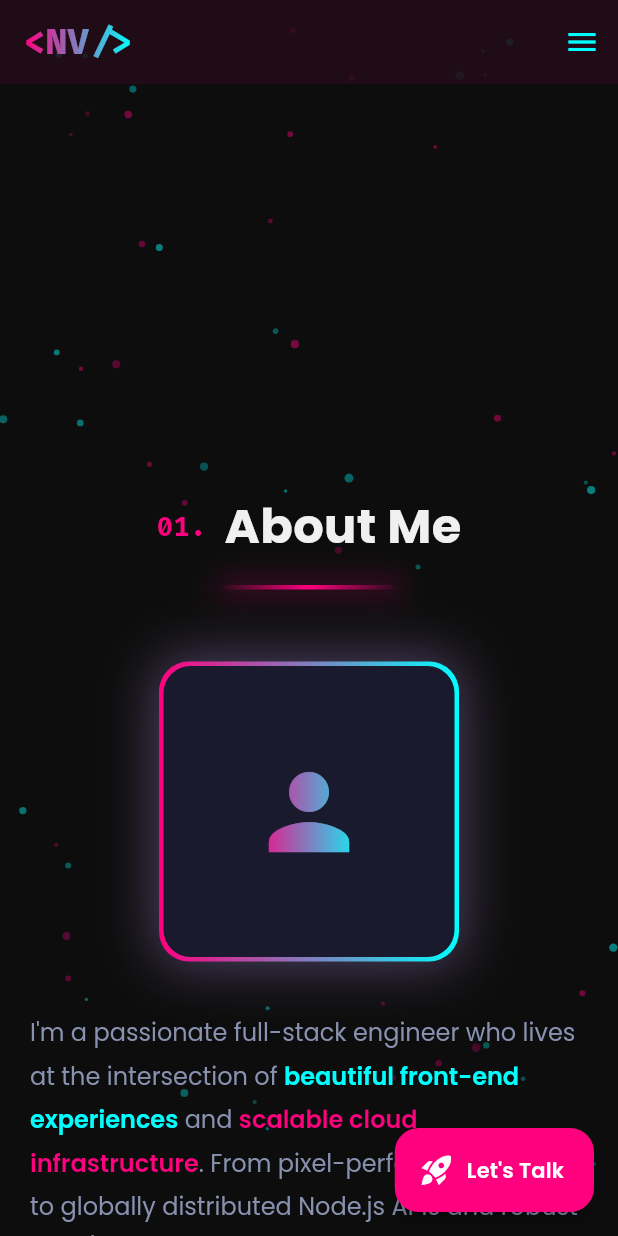
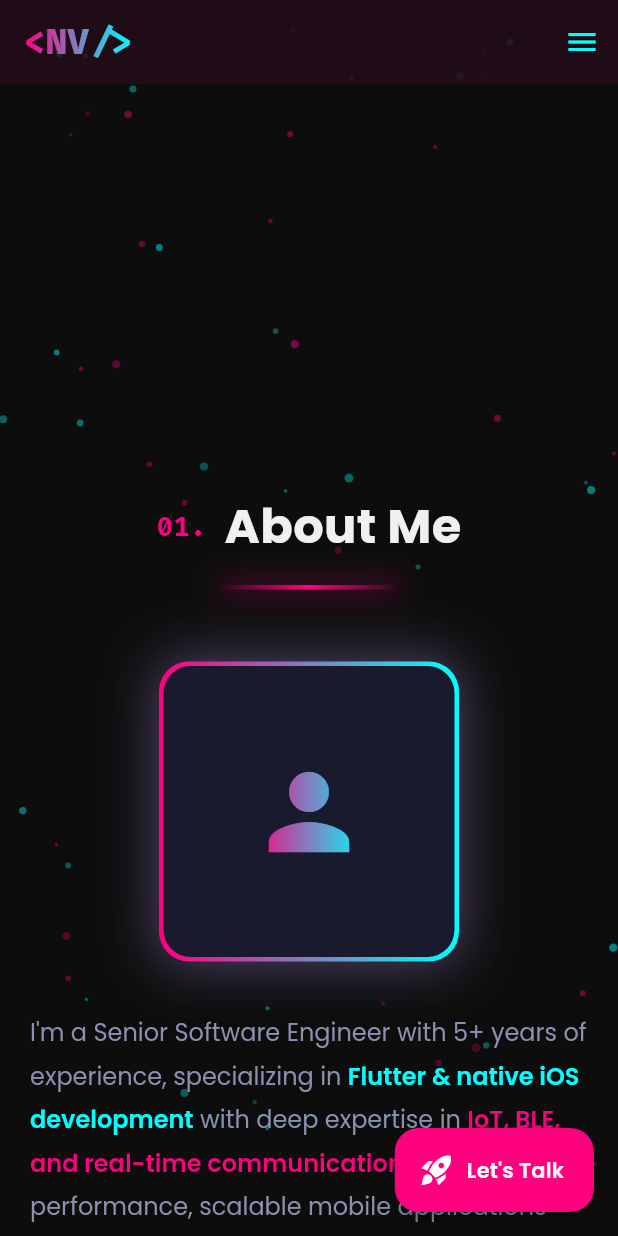
Before and after one commit to nanduviswanathan/portfolio, a Flutter app: the screen it shows after launch, scrolled down 576 dp, on a phone screen of 412 x 824 dp. Run offline on Flutter 3.47's test engine with Material 3 defaults, Android fonts, the phone set to English and light mode, and no system bars; our stand-ins replace animated_text_kit, font_awesome_flutter, google_fonts.

Commit message:
Update portfolio data with enhanced personal branding and project details
- Changed email address to a personal one for better contact.
- Revised typewriter lines to reflect current professional status and skills.
- Updated bio to highlight experience and expertise in mobile application development and IoT.
- Modified skill chips to include relevant technologies like Swift, REST API, and MQTT.
- Enhanced tech stack with new items and icons for better representation.
- Replaced project details to showcase a smart thermostat control app and a medical device monitor, emphasizing their features and technologies used.

```diff
--- a/lib/data/portfolio_data.dart
+++ b/lib/data/portfolio_data.dart
@@ -14,102 +14,144 @@ abstract final class PortfolioData {
   // ── Personal ─────────────────────────────────────────
   static const String name = 'Nandu\nViswanathan.';
   static const String greeting = "Hey there! I'm";
-  static const String email = 'mailto:hello@nanduv.dev';
+  static const String email = 'mailto:nanduvishwanathan@gmail.com';
 
   // ── Hero typewriter lines ────────────────────────────
   static const List<String> typewriterLines = [
-    'Architecting Clouds & Crafting Apps.',
-    'Flutter Developer. Node.js Wizard.',
-    'Cloud Architect. Problem Solver.',
+    'Senior Software Engineer. 5+ Years.',
+    'Flutter Specialist. iOS Native Dev. Node.js Wizard.',
+    'Building Apps that Matter.',
   ];
 
   // ── About ────────────────────────────────────────────
   static const String bioLeading =
-      "I'm a passionate full-stack engineer who lives at the intersection of ";
-  static const String bioHighlight1 = 'beautiful front-end experiences';
-  static const String bioMid = ' and ';
-  static const String bioHighlight2 = 'scalable cloud infrastructure';
+      "I'm a Senior Software Engineer with 5+ years of experience, specializing in ";
+  static const String bioHighlight1 =
+      'Flutter & native iOS development';
+  static const String bioMid = ' with deep expertise in ';
+  static const String bioHighlight2 =
+      'IoT, BLE, and real-time communication';
   static const String bioTrailing =
-      ". From pixel-perfect Flutter apps to globally distributed Node.js APIs "
-      "and robust AWS/GCP architectures — I ship the whole stack.\n\n"
-      "I believe great products are born when design thinking meets engineering "
-      "excellence. Whether it's orchestrating Kubernetes clusters, designing "
-      "serverless pipelines, or crafting micro-interactions in Flutter — I bring "
-      "the same energy and obsessive attention to detail.";
+      ". I build high-performance, scalable mobile applications — from "
+      "FDA-compliant medical device monitors to smart thermostat controllers "
+      "and real-time warehouse tracking systems.\n\n"
+      "Currently a Senior Software Engineer at Gadgeon Smart Systems, I lead "
+      "complex mobile projects integrating payment gateways, IoT protocols, "
+      "and cloud platforms. I'm passionate about clean architecture (MVVM), "
+      "mentoring developers, and shipping products that deliver seamless "
+      "user experiences.";
 
   static const List<({String label, Color color})> skillChips = [
     (label: 'Flutter', color: AppColors.electricBlue),
-    (label: 'Node.js', color: AppColors.cyberpunkPink),
-    (label: 'AWS', color: AppColors.electricBlue),
-    (label: 'GCP', color: AppColors.cyberpunkPink),
-    (label: 'React', color: AppColors.electricBlue),
-    (label: 'Docker', color: AppColors.cyberpunkPink),
-    (label: 'Kubernetes', color: AppColors.electricBlue),
+    (label: 'Dart', color: AppColors.cyberpunkPink),
+    (label: 'Swift', color: AppColors.electricBlue),
     (label: 'Firebase', color: AppColors.cyberpunkPink),
+    (label: 'REST API', color: AppColors.electricBlue),
+    (label: 'BLE', color: AppColors.cyberpunkPink),
+    (label: 'MQTT', color: AppColors.electricBlue),
+    (label: 'IoT', color: AppColors.cyberpunkPink),
+    (label: 'MVVM', color: AppColors.electricBlue),
+    (label: 'Stripe', color: AppColors.cyberpunkPink),
   ];
 
   // ── Tech Stack ───────────────────────────────────────
   static const List<TechItemModel> techStack = [
-    TechItemModel(name: 'Flutter', icon: Icons.flutter_dash, color: AppColors.electricBlue),
-    TechItemModel(name: 'Dart', icon: Icons.code, color: AppColors.cyberpunkPink),
-    TechItemModel(name: 'Node.js', icon: Icons.dns, color: Color(0xFF68A063)),
-    TechItemModel(name: 'React', icon: Icons.web, color: Color(0xFF61DAFB)),
-    TechItemModel(name: 'AWS', icon: Icons.cloud, color: Color(0xFFFF9900)),
-    TechItemModel(name: 'GCP', icon: Icons.cloud_queue, color: Color(0xFF4285F4)),
-    TechItemModel(name: 'Docker', icon: Icons.directions_boat, color: Color(0xFF2496ED)),
-    TechItemModel(name: 'Kubernetes', icon: Icons.hub, color: Color(0xFF326CE5)),
-    TechItemModel(name: 'Firebase', icon: Icons.local_fire_department, color: Color(0xFFFFCA28)),
-    TechItemModel(name: 'PostgreSQL', icon: Icons.storage, color: Color(0xFF336791)),
-    TechItemModel(name: 'MongoDB', icon: Icons.eco, color: Color(0xFF47A248)),
-    TechItemModel(name: 'GraphQL', icon: Icons.auto_graph, color: Color(0xFFE10098)),
+    TechItemModel(
+      name: 'Flutter',
+      icon: Icons.flutter_dash,
+      color: AppColors.electricBlue,
+    ),
+    TechItemModel(
+      name: 'Dart',
+      icon: Icons.code,
+      color: AppColors.cyberpunkPink,
+    ),
+    TechItemModel(
+      name: 'Swift',
+      icon: Icons.apple,
+      color: Color(0xFFFA7343),
+    ),
+    TechItemModel(
+      name: 'Firebase',
+      icon: Icons.local_fire_department,
+      color: Color(0xFFFFCA28),
+    ),
+    TechItemModel(
+      name: 'REST API',
+      icon: Icons.api,
+      color: Color(0xFF61DAFB),
+    ),
+    TechItemModel(
+      name: 'BLE',
+      icon: Icons.bluetooth,
+      color: Color(0xFF0082FC),
+    ),
+    TechItemModel(
+      name: 'MQTT',
+      icon: Icons.cell_tower,
+      color: Color(0xFF660066),
+    ),
+    TechItemModel(
+      name: 'IoT',
+      icon: Icons.devices_other,
+      color: Color(0xFF00B894),
+    ),
+    TechItemModel(
+      name: 'Provider',
+      icon: Icons.account_tree,
+      color: Color(0xFF6C5CE7),
+    ),
+    TechItemModel(
+      name: 'GetX',
+      icon: Icons.speed,
+      color: Color(0xFF8E44AD),
+    ),
+    TechItemModel(
+      name: 'Git',
+      icon: Icons.merge_type,
+      color: Color(0xFFF05032),
+    ),
+    TechItemModel(
+      name: 'Stripe',
+      icon: Icons.payment,
+      color: Color(0xFF635BFF),
+    ),
   ];
 
   // ── Projects ─────────────────────────────────────────
   static const List<ProjectModel> projects = [
     ProjectModel(
-      title: 'CloudSync Dashboard',
+      title: 'Smart Thermostat Control',
       description:
-          'A real-time cloud monitoring dashboard built with Flutter Web & '
-          'Firebase, featuring live metrics, alerts, and beautiful charts.',
-      tags: ['Flutter Web', 'Firebase', 'Charts'],
+          'A robust IoT mobile app enabling communication with smart thermostat '
+          'devices via REST API & MQTT. Features real-time monitoring, GPS '
+          'location sharing, weekly HVAC scheduling, pet monitoring, and '
+          'integrated auto-payments via Stripe.',
+      tags: ['Flutter', 'MQTT', 'IoT', 'REST API', 'Stripe'],
       gradient: [AppColors.cyberpunkPink, Color(0xFF8B0050)],
-      icon: Icons.dashboard,
+      icon: Icons.thermostat,
     ),
     ProjectModel(
-      title: 'NodeForge API',
+      title: 'Medical Device Monitor',
       description:
-          'A high-performance REST & GraphQL API gateway running on AWS Lambda '
-          'with auto-scaling and zero-downtime deployments.',
-      tags: ['Node.js', 'GraphQL', 'AWS Lambda'],
-      gradient: [AppColors.electricBlue, Color(0xFF0080AA)],
-      icon: Icons.api,
+          'An FDA-compliant application for monitoring patient data using BLE '
+          'and REST API. Features offline-first architecture with auto-sync, '
+          'therapy scheduling via local notifications, and a clean, intuitive '
+          'Flutter UI built to stringent regulatory standards.',
+      tags: ['Flutter', 'BLE', 'FDA', 'Offline-First'],
+      gradient: [Color(0xFF10B981), Color(0xFF047857)],
+      icon: Icons.health_and_safety,
     ),
     ProjectModel(
-      title: 'FlutterFolio',
+      title: 'Warehouse Asset Tracker',
       description:
-          'A beautiful cross-platform portfolio builder app with drag-and-drop '
-          'widgets, export to PDF, and custom themes.',
-      tags: ['Flutter', 'Dart', 'Hive'],
-      gradient: [Color(0xFF7C3AED), Color(0xFF4C1D95)],
-      icon: Icons.apps,
-    ),
-    ProjectModel(
-      title: 'InfraBot',
-      description:
-          'An intelligent Slack bot that manages cloud infrastructure — spin up '
-          'VMs, check billing, deploy updates — all via chat.',
-      tags: ['Node.js', 'GCP', 'Slack API'],
-      gradient: [Color(0xFFFF6B35), Color(0xFFCC4400)],
-      icon: Icons.smart_toy,
-    ),
-    ProjectModel(
-      title: 'MediTrack',
-      description:
-          'A HIPAA-compliant mobile health app for tracking medications, '
-          'appointments, and health metrics with offline-first architecture.',
-      tags: ['Flutter', 'SQLite', 'BLoC'],
-      gradient: [Color(0xFF10B981), Color(0xFF047857)],
-      icon: Icons.health_and_safety,
+          'A real-time asset tracking system with optimized shortest-path '
+          'calculation. Built with MQTT for efficient real-time communication, '
+          'REST API integration, and C++ modules for high-performance '
+          'pathfinding algorithms.',
+      tags: ['Flutter', 'MQTT', 'C++', 'Real-Time'],
+      gradient: [AppColors.electricBlue, Color(0xFF0080AA)],
+      icon: Icons.warehouse,
     ),
   ];
 
@@ -119,32 +161,32 @@ abstract final class PortfolioData {
     (
       icon: FontAwesomeIcons.github,
       label: 'GitHub',
-      url: 'https://github.com/nanduv',
+      url: 'https://github.com/nanduviswanathan',
       color: AppColors.white,
     ),
     (
       icon: FontAwesomeIcons.linkedin,
       label: 'LinkedIn',
-      url: 'https://linkedin.com/in/nanduv',
+      url: 'https://www.linkedin.com/in/nanduviswanathan',
       color: Color(0xFF0A66C2),
-    ),
-    (
-      icon: FontAwesomeIcons.xTwitter,
-      label: 'Twitter',
-      url: 'https://twitter.com/nanduv',
-      color: AppColors.white,
     ),
     (
       icon: Icons.email,
       label: 'Email',
-      url: 'mailto:hello@nanduv.dev',
+      url: 'mailto:nanduvishwanathan@gmail.com',
       color: AppColors.cyberpunkPink,
+    ),
+    (
+      icon: Icons.phone,
+      label: 'Call',
+      url: 'tel:+919946421621',
+      color: AppColors.electricBlue,
     ),
   ];
 
   static const String contactHeadline =
-      "Got a project in mind? Want to collaborate on something awesome?\n"
-      "I'm always open to discussing new ideas and opportunities.";
+      "Have a Flutter project or an IoT app idea? Let's build it together.\n"
+      "I'm always open to discussing exciting mobile development opportunities.";
 
   static const String footerText =
       '© 2026 Nandu Viswanathan. Built with Flutter & a lot of caffeine.';
```
